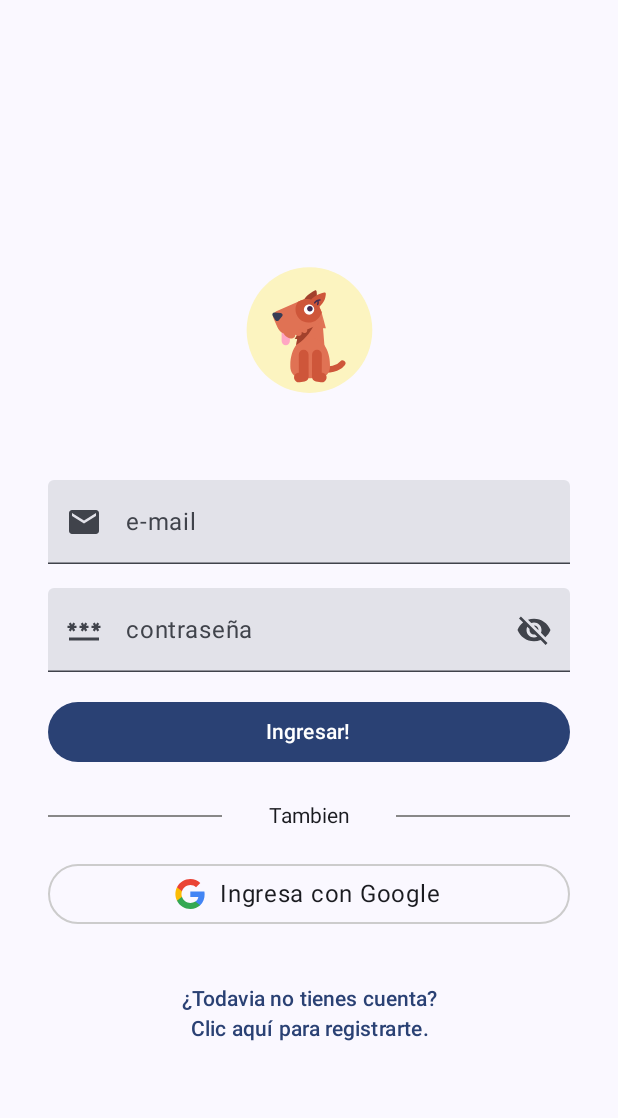
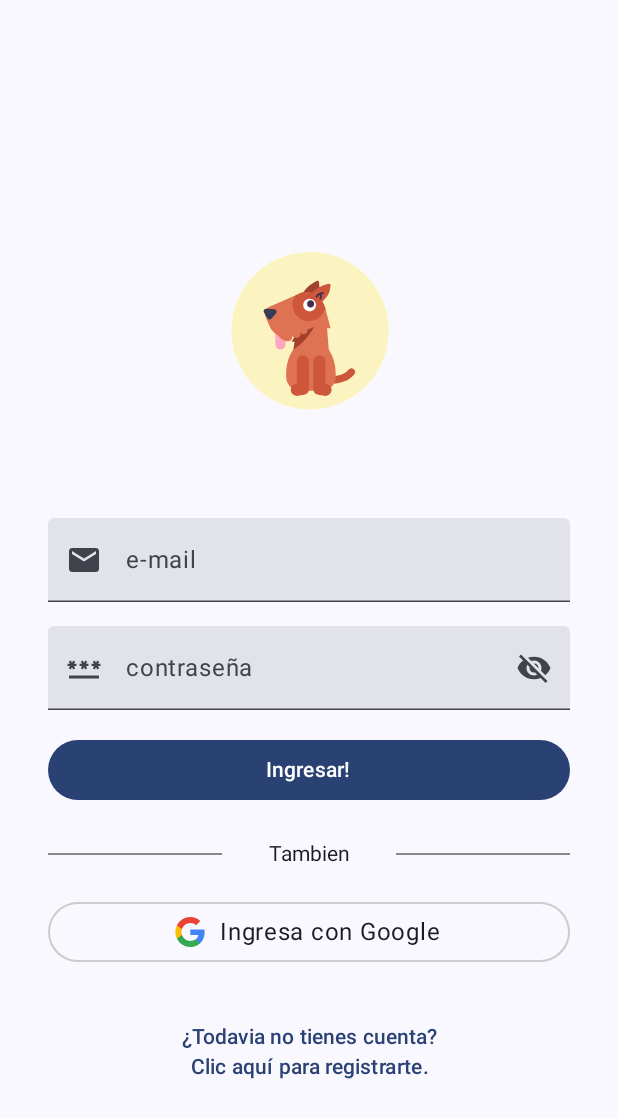
Before and after one commit to mbove77/AdoptApp, an Android app built with Jetpack Compose: the screen it shows after launch (MainActivity), on a phone screen of 412 x 824 dp. Shown: the top 1118 px of the screen. Run offline under Robolectric (Android 15) with nearby library versions, the phone set to English and light mode, and no system bars; our stand-ins replace Dagger/Hilt's generated code, Firebase (no records; nobody signed in at launch, a user with empty details on screens opened directly).

Commit message:
Make dog animation bigger.

```diff
--- a/app/src/main/java/com/bove/martin/adoptapp/presentation/components/DogAnimation.kt
+++ b/app/src/main/java/com/bove/martin/adoptapp/presentation/components/DogAnimation.kt
@@ -6,7 +6,11 @@ import androidx.compose.runtime.getValue
 import androidx.compose.ui.Modifier
 import androidx.compose.ui.layout.ContentScale
 import androidx.compose.ui.unit.dp
-import com.airbnb.lottie.compose.*
+import com.airbnb.lottie.compose.LottieAnimation
+import com.airbnb.lottie.compose.LottieCompositionSpec
+import com.airbnb.lottie.compose.LottieConstants
+import com.airbnb.lottie.compose.animateLottieCompositionAsState
+import com.airbnb.lottie.compose.rememberLottieComposition
 import com.bove.martin.adoptapp.R
 
 /**
@@ -24,7 +28,7 @@ fun DogAnimation() {
     LottieAnimation(
         composition = composition,
         progress = { progress },
-        modifier = Modifier.size(200.dp),
+        modifier = Modifier.size(250.dp),
         contentScale = ContentScale.FillWidth
     )
 }
```
